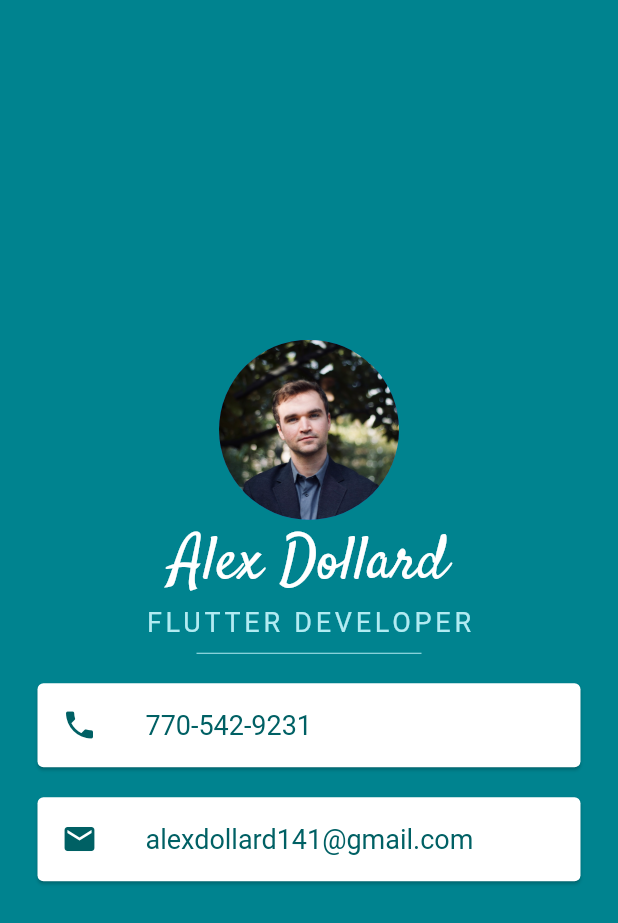
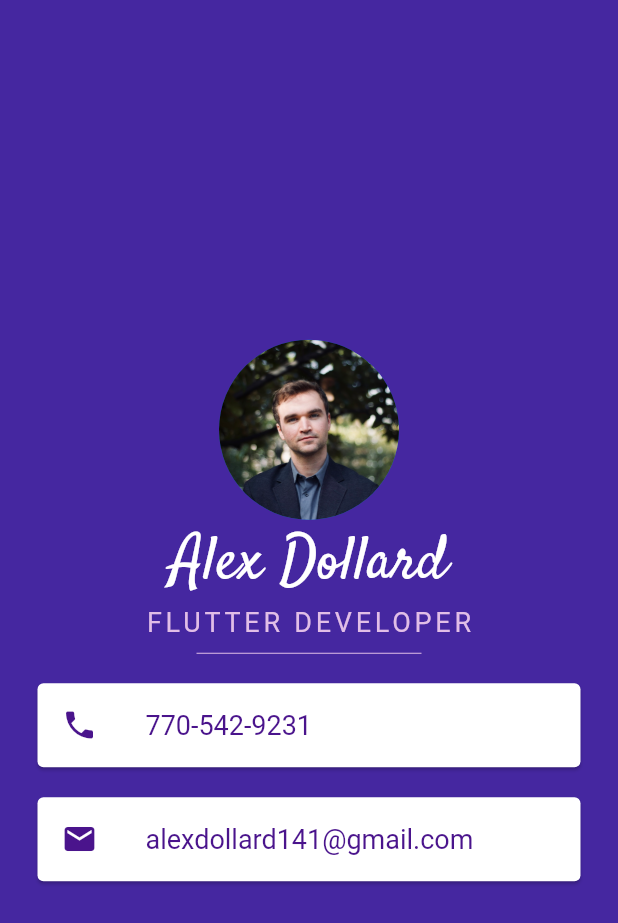
Before and after one commit to acdollard/flutter_business_cards, a Flutter app: the screen it shows after launch, on a phone screen of 412 x 824 dp. Shown: the top 923 px of the screen. Run offline on Flutter 3.47's test engine with Material 2 defaults, Android fonts, the phone set to English and light mode, and no system bars; Roboto replaces fonts that are missing (Questrial).

Commit message:
purple now, nice

```diff
--- a/lib/main.dart
+++ b/lib/main.dart
@@ -9,7 +9,7 @@ class MyApp extends StatelessWidget {
   Widget build(BuildContext context) {
     return MaterialApp(
       home: Scaffold(
-        backgroundColor: Colors.cyan[800],
+        backgroundColor: Colors.deepPurple[800],
         body: SafeArea(
           child: Column(
               mainAxisAlignment: MainAxisAlignment.center,
@@ -31,7 +31,7 @@ class MyApp extends StatelessWidget {
                     'Flutter Developer'.toUpperCase(),
                     style: TextStyle(
                       fontFamily: 'Questrial',
-                      color: Colors.cyan[100],
+                      color: Colors.purple[100],
                       fontSize: 18.0,
                       fontWeight: FontWeight.w400,
                       letterSpacing: 2.5,
@@ -41,7 +41,7 @@ class MyApp extends StatelessWidget {
                     height: 20.0,
                     width: 150.0,
                     child: Divider(
-                      color: Colors.cyan[100],
+                      color: Colors.purple[100],
                     )
                 ),
                 Card(
@@ -49,12 +49,12 @@ class MyApp extends StatelessWidget {
                   child: ListTile(
                     leading: Icon(
                       Icons.phone,
-                      color: Colors.cyan[900],
+                      color: Colors.purple[900],
                     ),
                     title: Text(
                       '770-542-9231',
                       style: TextStyle(
-                          color: Colors.cyan[900],
+                          color: Colors.purple[900],
                           fontSize: 18.0
                       ),
                     ),
@@ -66,12 +66,12 @@ class MyApp extends StatelessWidget {
                     child: ListTile(
                         leading: Icon(
                           Icons.email,
-                          color: Colors.cyan[900],
+                          color: Colors.purple[900],
                         ),
                         title: Text(
                             'alexdollard141@gmail.com',
                             style: TextStyle(
-                              color: Colors.cyan[900],
+                              color: Colors.purple[900],
                               fontSize: 18.0,
                             )
                         )
```
